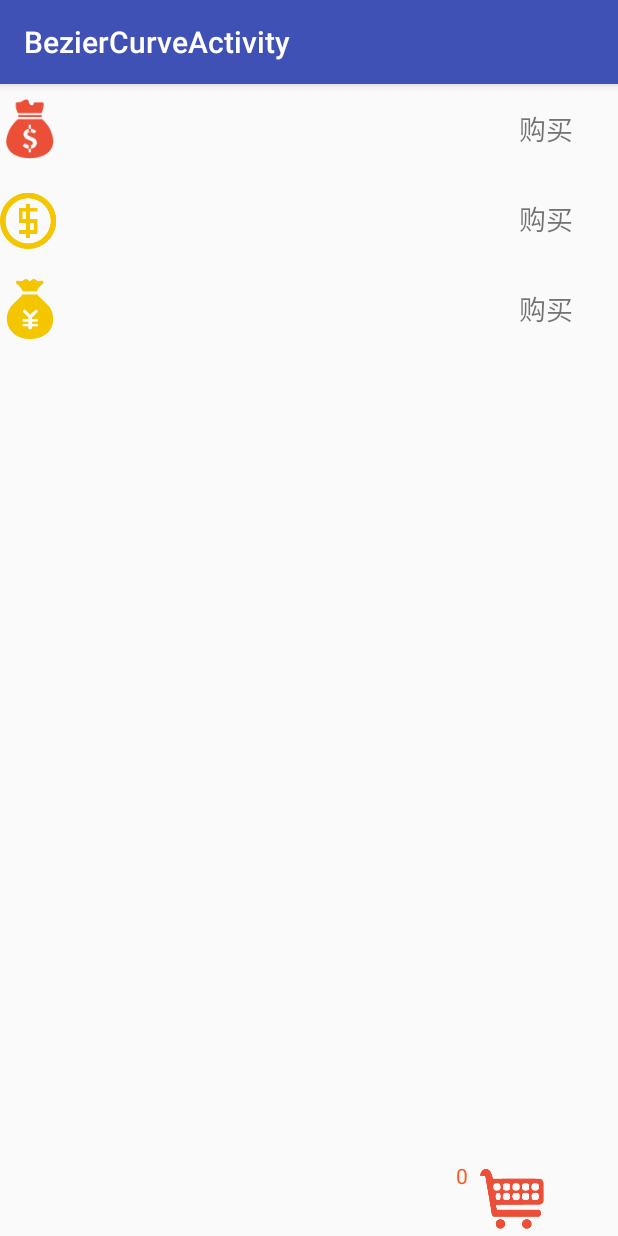
After one commit to coolfuwei/hello, an Android app: the BezierCurveActivity screen opened directly, with no data from a screen before it, on a phone screen of 412 x 824 dp. The commit adds this screen. Run offline under Robolectric (Android 15) with nearby library versions, the phone set to English and light mode, and no system bars.

Commit message:
新增加入购物车效果和时间轴效果

```diff
--- a/app/src/main/AndroidManifest.xml
+++ b/app/src/main/AndroidManifest.xml
@@ -52,7 +52,10 @@
         <activity android:name=".widget.CustomNumAnimViewActivity" />
         <activity android:name=".widget.PercentViewActivity" />
         <activity android:name=".widget.LineChartViewActivity" />
-        <activity android:name=".widget.CircleProgressActivity"></activity>
+        <activity android:name=".widget.CircleProgressActivity" />
+        <activity android:name=".effect.BezierCurveActivity" />
+        <activity android:name=".effect.TimeLineActivity" />
+        <activity android:name=".effect.EffectActivity"></activity>
     </application>
 
 </manifest>
--- a/app/src/main/java/com/cool/hello/MainActivity.java
+++ b/app/src/main/java/com/cool/hello/MainActivity.java
@@ -7,6 +7,7 @@ import android.view.View;
 
 import com.cool.hello.alertDialog.DialogActivity;
 import com.cool.hello.common.LollipopActivity;
+import com.cool.hello.effect.EffectActivity;
 import com.cool.hello.greenDB.GreenDaoActivity;
 import com.cool.hello.scan.ScanActivity;
 import com.cool.hello.sign.SignActivity;
@@ -55,4 +56,7 @@ public class MainActivity extends AppCompatActivity {
     public void click8(View v) {
         startActivity(new Intent(this, GreenDaoActivity.class));
     }
+    public void click9(View v) {
+        startActivity(new Intent(this, EffectActivity.class));
+    }
 }
--- /dev/null
+++ b/app/src/main/java/com/cool/hello/effect/BezierCurveActivity.java
@@ -0,0 +1,211 @@
+package com.cool.hello.effect;
+
+import android.animation.Animator;
+import android.animation.AnimatorListenerAdapter;
+import android.animation.ObjectAnimator;
+import android.animation.TypeEvaluator;
+import android.animation.ValueAnimator;
+import android.graphics.PointF;
+import android.os.Bundle;
+import android.support.v7.app.ActionBar;
+import android.support.v7.app.AppCompatActivity;
+import android.support.v7.widget.LinearLayoutManager;
+import android.support.v7.widget.RecyclerView;
+import android.view.LayoutInflater;
+import android.view.View;
+import android.view.ViewGroup;
+import android.view.ViewTreeObserver;
+import android.widget.ImageView;
+import android.widget.LinearLayout;
+import android.widget.RelativeLayout;
+import android.widget.TextView;
+
+import com.cool.hello.R;
+import com.org.sleepgod.utils.BezierUtil;
+import com.org.sleepgod.utils.UIUtils;
+
+import java.lang.reflect.Field;
+import java.util.ArrayList;
+import java.util.List;
+
+public class BezierCurveActivity extends AppCompatActivity {
+
+    private RelativeLayout mRootRelativeLayout;
+    private RecyclerView mRecyclerView;
+    private ImageView mShoppingCartImageView;
+    private TextView mCountTextView;
+
+    private List<Integer> mImgIds = new ArrayList<>();
+    private int[] mShoppingCartPositions = new int[2];
+    int count =0;
+    private ActionBar supportActionBar;
+
+    @Override
+    protected void onCreate(Bundle savedInstanceState) {
+        super.onCreate(savedInstanceState);
+        setContentView(R.layout.activity_bezier_curve);
+        supportActionBar = getSupportActionBar();
+        supportActionBar.setTitle(getClass().getSimpleName());
+
+
+        initData();
+        initView();
+    }
+
+    private void initData() {
+        mImgIds.add(R.drawable.coin);
+        mImgIds.add(R.drawable.coin1);
+        mImgIds.add(R.drawable.coin91);
+    }
+
+    private void initView() {
+        mRootRelativeLayout = (RelativeLayout) findViewById(R.id.rl_root);
+        mRecyclerView = (RecyclerView) findViewById(R.id.rv_bezier);
+        mShoppingCartImageView = (ImageView) findViewById(R.id.iv_shopping_cart);
+        mCountTextView = (TextView) findViewById(R.id.cart_count);
+
+        mRecyclerView.setLayoutManager(new LinearLayoutManager(this));
+        mRecyclerView.setAdapter(new BezierApapter());
+
+        mShoppingCartImageView.getViewTreeObserver().addOnGlobalLayoutListener(new ViewTreeObserver.OnGlobalLayoutListener() {
+            @Override
+            public void onGlobalLayout() {
+                mShoppingCartImageView.getLocationInWindow(mShoppingCartPositions);
+                mShoppingCartImageView.getViewTreeObserver().removeOnGlobalLayoutListener(this);
+            }
+        });
+    }
+
+    public class BezierApapter extends RecyclerView.Adapter<BezierViewHolder>{
+
+        @Override
+        public BezierViewHolder onCreateViewHolder(ViewGroup parent, int viewType) {
+            View view = LayoutInflater.from(BezierCurveActivity.this).inflate(R.layout.item_bezier,parent,false);
+            return new BezierViewHolder(view);
+        }
+
+        @Override
+        public void onBindViewHolder(final BezierViewHolder holder, final int position) {
+            holder.mImage.setImageResource(mImgIds.get(position));
+            holder.mBuyTextView.setOnClickListener(new View.OnClickListener() {
+                @Override
+                public void onClick(View v) {
+                    int[] location = new int[2];
+                    holder.mImage.getLocationInWindow(location);
+                    addImgToRelativeLayout(holder.mImage,location);
+                }
+            });
+        }
+
+        @Override
+        public int getItemCount() {
+            return mImgIds.size();
+        }
+    }
+
+    /**
+     * 加入动画
+     * @param iv
+     * @param location
+     */
+    private void addImgToRelativeLayout(ImageView iv, int[] location) {
+        int x = location[0];
+        int y = location[1];
+        int height = supportActionBar.getHeight();
+        ImageView imageView = new ImageView(this);
+        LinearLayout.LayoutParams params = new LinearLayout.LayoutParams((int)UIUtils.sp2px(this,20),(int)UIUtils.sp2px(this,20));
+        imageView.setImageDrawable(iv.getDrawable());
+        imageView.setLayoutParams(params);
+        mRootRelativeLayout.addView(imageView);
+
+        int startX = x + iv.getWidth()/2;
+        int startY = y-height-getStatusBarHeight() + iv.getHeight()/3;
+        imageView.setTranslationX(startX);
+        imageView.setTranslationY(startY);
+
+        int endX = mShoppingCartPositions[0] + mShoppingCartImageView.getWidth()/2;
+        int endY = mShoppingCartPositions[1] -height-getStatusBarHeight() + mShoppingCartImageView.getHeight()/3;
+
+        PointF startPoint = new PointF(startX,startY);
+        PointF endPoint = new PointF(endX,endY);
+
+//        PointF controlPoint = new PointF(mRootRelativeLayout.getWidth() - UIUtils.dp2px(this,100),UIUtils.dp2px(this,100));
+        PointF controlPoint = new PointF((startX + endX)/2,startY);
+
+        doAnim(imageView,startPoint,endPoint,controlPoint);
+    }
+
+    /**
+     * 开始做动画
+     */
+    private void doAnim(final ImageView imageView, PointF startPoint, PointF endPoint,PointF controlPoint) {
+
+        ValueAnimator valueAnimator = ObjectAnimator.ofObject(new BezierEvaluator(controlPoint), startPoint, endPoint);
+        valueAnimator.setDuration(1000);
+        valueAnimator.addUpdateListener(new ValueAnimator.AnimatorUpdateListener() {
+            @Override
+            public void onAnimationUpdate(ValueAnimator animation) {
+                PointF curPoint = (PointF) animation.getAnimatedValue();
+                imageView.setTranslationX(curPoint.x);
+                imageView.setTranslationY(curPoint.y);
+            }
+        });
+        valueAnimator.addListener(new AnimatorListenerAdapter() {
+            @Override
+            public void onAnimationEnd(Animator animation) {
+                mRootRelativeLayout.removeView(imageView);
+                count ++;
+                mCountTextView.setText(count + "");
+            }
+        });
+        valueAnimator.start();
+    }
+
+
+    public class BezierViewHolder extends RecyclerView.ViewHolder {
+        public ImageView mImage;
+        public TextView mBuyTextView;
+        public BezierViewHolder(View itemView) {
+            super(itemView);
+            mImage = (ImageView) itemView.findViewById(R.id.iv_img);
+            mBuyTextView = (TextView) itemView.findViewById(R.id.tv_buy);
+        }
+    }
+
+
+    /**
+     * 贝赛尔曲线估值器
+     */
+    public class BezierEvaluator implements TypeEvaluator<PointF> {
+
+        /* 控制点坐标 */
+        private PointF mControlPoint;
+
+        public BezierEvaluator(PointF controlPoint) {
+            mControlPoint = controlPoint;
+        }
+
+        @Override
+        public PointF evaluate(float v, PointF pointF, PointF t1) {
+            return BezierUtil.calculateBezierPointForQuadratic(v, pointF, mControlPoint, t1);
+        }
+    }
+
+    /**
+     * 通过反射的方式获取状态栏高度
+     *
+     * @return
+     */
+    private int getStatusBarHeight() {
+        try {
+            Class<?> c = Class.forName("com.android.internal.R$dimen");
+            Object obj = c.newInstance();
+            Field field = c.getField("status_bar_height");
+            int x = Integer.parseInt(field.get(obj).toString());
+            return getResources().getDimensionPixelSize(x);
+        } catch (Exception e) {
+            e.printStackTrace();
+        }
+        return 0;
+    }
+}
--- /dev/null
+++ b/app/src/main/res/drawable/shape_point.xml
@@ -0,0 +1,6 @@
+<?xml version="1.0" encoding="utf-8"?>
+<shape xmlns:android="http://schemas.android.com/apk/res/android" android:shape="oval">
+    <solid android:color="#FFFFFF"/>
+    <size android:height="10dp" android:width="10dp"/>
+    <stroke android:width="2dp" android:color="#ccc"/>
+</shape>
--- /dev/null
+++ b/app/src/main/res/layout/activity_bezier_curve.xml
@@ -0,0 +1,35 @@
+<?xml version="1.0" encoding="utf-8"?>
+<RelativeLayout xmlns:android="http://schemas.android.com/apk/res/android"
+    android:id="@+id/rl_root"
+    android:layout_width="match_parent"
+    android:layout_height="match_parent"
+    android:orientation="vertical">
+    <android.support.v7.widget.RecyclerView
+        android:id="@+id/rv_bezier"
+        android:layout_width="match_parent"
+        android:layout_height="match_parent">
+
+    </android.support.v7.widget.RecyclerView>
+
+    <RelativeLayout
+        android:layout_width="match_parent"
+        android:layout_height="50dp"
+        android:layout_alignParentBottom="true">
+        <ImageView
+            android:id="@+id/iv_shopping_cart"
+            android:layout_width="wrap_content"
+            android:layout_height="wrap_content"
+            android:layout_alignParentRight="true"
+            android:src="@drawable/shopping_cart"/>
+
+        <TextView
+            android:id="@+id/cart_count"
+            android:layout_width="wrap_content"
+            android:layout_height="wrap_content"
+            android:layout_alignParentRight="true"
+            android:layout_marginRight="100dp"
+            android:textColor="@color/c5"
+            android:textSize="14sp"
+            android:text="0"/>
+    </RelativeLayout>
+</RelativeLayout>
--- a/app/src/main/res/layout/activity_main.xml
+++ b/app/src/main/res/layout/activity_main.xml
@@ -55,6 +55,11 @@
             android:onClick="click8"
             android:text="GreenDao框架使用"/>
 
+        <Button
+            android:layout_width="wrap_content"
+            android:layout_height="match_parent"
+            android:onClick="click9"
+            android:text="特效"/>
     </LinearLayout>
 
 </ScrollView>
--- /dev/null
+++ b/app/src/main/res/layout/item_bezier.xml
@@ -0,0 +1,22 @@
+<?xml version="1.0" encoding="utf-8"?>
+<RelativeLayout xmlns:android="http://schemas.android.com/apk/res/android"
+    android:layout_width="match_parent"
+    android:layout_height="60dp">
+    <ImageView
+        android:id="@+id/iv_img"
+        android:layout_width="40dp"
+        android:layout_height="40dp"
+        android:layout_centerVertical="true"
+        android:src="@drawable/coin"/>
+
+    <TextView
+        android:id="@+id/tv_buy"
+        android:layout_width="wrap_content"
+        android:layout_height="wrap_content"
+        android:layout_alignParentRight="true"
+        android:textSize="18sp"
+        android:layout_marginRight="30dp"
+        android:layout_centerVertical="true"
+        android:clickable="true"
+        android:text="购买"/>
+</RelativeLayout>
--- a/sleepgod-master/src/main/java/com/org/sleepgod/widget/CircleProgressView.java
+++ b/sleepgod-master/src/main/java/com/org/sleepgod/widget/CircleProgressView.java
@@ -10,6 +10,7 @@ import android.graphics.Rect;
 import android.graphics.RectF;
 import android.graphics.Shader;
 import android.graphics.SweepGradient;
+import android.text.TextUtils;
 import android.util.AttributeSet;
 import android.view.View;
 
@@ -99,6 +100,10 @@ public class CircleProgressView extends View {
         mProgressTextPaint = new Paint(Paint.ANTI_ALIAS_FLAG);
         mProgressTextPaint.setColor(mTextColor);
         mProgressTextPaint.setTextSize(mProgressTextSize);
+
+        if(TextUtils.isEmpty(mLabelText)){
+            mLabelText = "";
+        }
     }
 
     @Override
```
Also changed, not shown: app/build.gradle (+4 -3 lines), app/src/main/java/com/cool/hello/effect/EffectActivity.java (added, +26 -0 lines), app/src/main/java/com/cool/hello/effect/TimeLineActivity.java (added, +91 -0 lines), app/src/main/java/com/cool/hello/model/TimeLineModel.java (added, +14 -0 lines), app/src/main/res/layout/activity_effect.xml (added, +20 -0 lines), app/src/main/res/layout/activity_time_line.xml (added, +12 -0 lines), app/src/main/res/layout/item_time_line.xml (added, +34 -0 lines), sleepgod-master/src/main/java/com/org/sleepgod/utils/BezierUtil.java (added, +49 -0 lines), sleepgod-master/src/main/res/drawable-hdpi/coin.png (added), sleepgod-master/src/main/res/drawable-hdpi/coin1.png (added), sleepgod-master/src/main/res/drawable-hdpi/coin91.png (added), sleepgod-master/src/main/res/drawable-hdpi/shopping_cart.png (added).
